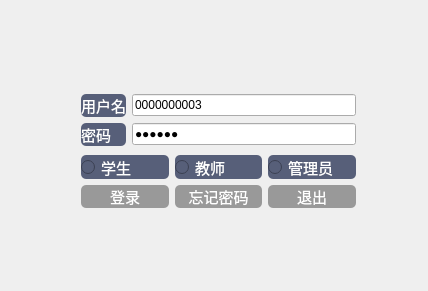
First picture: the form in StuVsProject/LoginDialog.ui, repository ZiYiWang-create/stuVsProject, before the edit.
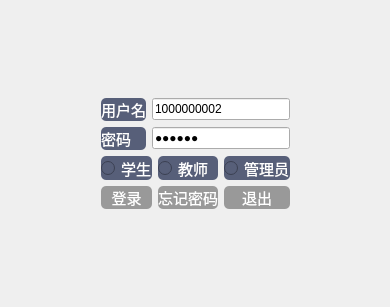
Second picture: the form after the edit. Icons and pictures are not drawn.

Patch:
```diff
--- a/StuVsProject/LoginDialog.ui
+++ b/StuVsProject/LoginDialog.ui
@@ -6,49 +6,80 @@
    <rect>
     <x>0</x>
     <y>0</y>
-    <width>428</width>
-    <height>291</height>
+    <width>390</width>
+    <height>307</height>
    </rect>
   </property>
+  <property name="minimumSize">
+   <size>
+    <width>390</width>
+    <height>307</height>
+   </size>
+  </property>
+  <property name="maximumSize">
+   <size>
+    <width>390</width>
+    <height>307</height>
+   </size>
+  </property>
   <property name="windowTitle">
    <string>LoginDialog</string>
   </property>
-  <widget class="QWidget" name="layoutWidget">
-   <property name="geometry">
-    <rect>
-     <x>70</x>
-     <y>80</y>
-     <width>297</width>
-     <height>144</height>
-    </rect>
-   </property>
-   <layout class="QVBoxLayout" name="verticalLayout">
-    <item>
+  <property name="styleSheet">
+   <string notr="true"/>
+  </property>
      <layout class="QGridLayout" name="gridLayout">
-      <item row="1" column="1">
-       <widget class="QLineEdit" name="pwdLineEdit">
-        <property name="text">
-         <string>123456</string>
-        </property>
-        <property name="echoMode">
-         <enum>QLineEdit::Password</enum>
-        </property>
-       </widget>
-      </item>
-      <item row="1" column="0">
-       <widget class="QLabel" name="label_2">
+   <property name="leftMargin">
+    <number>0</number>
+   </property>
+   <property name="topMargin">
+    <number>0</number>
+   </property>
+   <property name="rightMargin">
+    <number>0</number>
+   </property>
+   <property name="bottomMargin">
+    <number>0</number>
+   </property>
+   <property name="spacing">
+    <number>0</number>
+   </property>
+   <item row="0" column="0">
+    <widget class="QWidget" name="widget" native="true">
         <property name="styleSheet">
-         <string notr="true">QLabel{
-border-radius:5px;
-background:rgb(87, 95, 121);
-color:white;
-font-size:15px;}</string>
-        </property>
-        <property name="text">
-         <string>密码</string>
+      <string notr="true">QWidget#widget{border-image: url(:/check_in/Resources/maxwell-ridgeway-UyhtqolKMb4-unsplash.jpg);}</string>
+     </property>
+     <layout class="QHBoxLayout" name="horizontalLayout">
+      <item>
+       <spacer name="horizontalSpacer">
+        <property name="orientation">
+         <enum>Qt::Horizontal</enum>
         </property>
-       </widget>
+        <property name="sizeHint" stdset="0">
+         <size>
+          <width>61</width>
+          <height>20</height>
+         </size>
+        </property>
+       </spacer>
       </item>
+      <item>
+       <layout class="QVBoxLayout" name="verticalLayout">
+        <item>
+         <spacer name="verticalSpacer_2">
+          <property name="orientation">
+           <enum>Qt::Vertical</enum>
+          </property>
+          <property name="sizeHint" stdset="0">
+           <size>
+            <width>20</width>
+            <height>40</height>
+           </size>
+          </property>
+         </spacer>
+        </item>
+        <item>
+         <layout class="QGridLayout" name="gridLayout_3">
       <item row="0" column="0">
        <widget class="QLabel" name="label">
         <property name="styleSheet">
@@ -67,13 +98,35 @@
       <item row="0" column="1">
        <widget class="QLineEdit" name="userLineEdit">
         <property name="text">
-         <string>0000000003</string>
+             <string>1000000002</string>
         </property>
        </widget>
       </item>
-     </layout>
-    </item>
-    <item>
+          <item row="1" column="0">
+           <widget class="QLabel" name="label_2">
+            <property name="styleSheet">
+             <string notr="true">QLabel{
+border-radius:5px;
+background:rgb(87, 95, 121);
+color:white;
+font-size:15px;}</string>
+            </property>
+            <property name="text">
+             <string>密码</string>
+            </property>
+           </widget>
+          </item>
+          <item row="1" column="1">
+           <widget class="QLineEdit" name="pwdLineEdit">
+            <property name="text">
+             <string>123456</string>
+            </property>
+            <property name="echoMode">
+             <enum>QLineEdit::Password</enum>
+            </property>
+           </widget>
+          </item>
+          <item row="2" column="0" colspan="2">
      <layout class="QGridLayout" name="gridLayout_2">
       <item row="0" column="0">
        <widget class="QRadioButton" name="StuRadioButton">
@@ -162,7 +215,39 @@
      </layout>
     </item>
    </layout>
-  </widget>
+        </item>
+        <item>
+         <spacer name="verticalSpacer">
+          <property name="orientation">
+           <enum>Qt::Vertical</enum>
+          </property>
+          <property name="sizeHint" stdset="0">
+           <size>
+            <width>20</width>
+            <height>40</height>
+           </size>
+          </property>
+         </spacer>
+        </item>
+       </layout>
+      </item>
+      <item>
+       <spacer name="horizontalSpacer_2">
+        <property name="orientation">
+         <enum>Qt::Horizontal</enum>
+        </property>
+        <property name="sizeHint" stdset="0">
+         <size>
+          <width>60</width>
+          <height>20</height>
+         </size>
+        </property>
+       </spacer>
+      </item>
+     </layout>
+    </widget>
+   </item>
+  </layout>
  </widget>
  <layoutdefault spacing="6" margin="11"/>
  <tabstops>
```
Left out of the diff: 3 changed lines with no effect on the pictures. Lines whose indentation alone changed are shown as unchanged.
